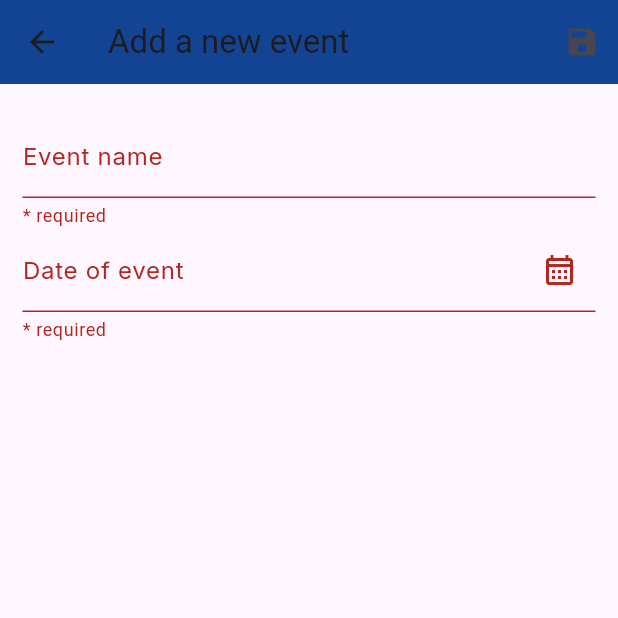
After one commit to taranjyotsingh1170/Divine-Circle-App, a Flutter app: the AddEventScreen screen opened by its route, after a tap on the "save" icon, on a phone screen of 412 x 824 dp, the top half of it. The commit adds this screen. Run offline on Flutter 3.47's test engine with Material 2 defaults, Android fonts, the phone set to English and light mode, and no system bars; our stand-ins replace carousel_slider, email_validator, flutter_pw_validator, google_fonts, image_cropper, image_picker and 2 more; missing offline and left inert: flutter_rounded_date_picker.

Commit message:
3rd commit

```diff
--- /dev/null
+++ b/lib/models/event.dart
@@ -0,0 +1,11 @@
+class Event{
+  String id;
+  String eventName;
+  String dateOfEvent;
+
+  Event({
+    required this.id,
+    required this.eventName,
+    required this.dateOfEvent,
+  });
+}
--- a/lib/providers/user.dart
+++ b/lib/models/user.dart
@@ -1,4 +1,3 @@
-//import 'package:flutter/material.dart';
 import 'dart:io';
 
 class User {
--- /dev/null
+++ b/lib/providers/events.dart
@@ -0,0 +1,71 @@
+import 'package:divine_circle/models/event.dart';
+import 'package:flutter/cupertino.dart';
+import 'package:intl/intl.dart';
+
+class Events with ChangeNotifier {
+  final List<Event> _eventList = [
+    Event(
+      id: '1',
+      eventName: 'A',
+      //dateOfEvent: DateTime.now(),
+      dateOfEvent: DateFormat('dd/MM/yyyy').format(DateTime.now()),
+    ),
+    Event(
+      id: '2',
+      eventName: 'B',
+      //dateOfEvent: DateTime.now(),
+      dateOfEvent: DateFormat('dd/MM/yyyy').format(DateTime.now()),
+    ),
+    Event(
+      id: '3',
+      eventName: 'C',
+      //dateOfEvent: DateTime.now(),
+      dateOfEvent: DateFormat('dd/MM/yyyy').format(DateTime.now()),
+    ),
+  ];
+
+  List<Event> get eventList {
+    return [..._eventList];
+  }
+
+  void addEvent(Event newEvent) {
+    _eventList.add(newEvent);
+    _eventList.sort(
+        ((event1, event2) => event1.dateOfEvent.compareTo(event2.dateOfEvent)));
+    notifyListeners();
+  }
+
+  // void sortEvents(Event newEvent) {
+  //   _eventList.sort(
+  //       ((event1, event2) => event1.dateOfEvent.compareTo(event2.dateOfEvent)));
+  // }
+
+  final Map<DateTime, List<Event>> _mySelectedEvents = {};
+
+  Map<DateTime, List<Event>> get mySelectedEvents {
+    return _mySelectedEvents;
+  }
+
+  void addEventinMySelectedEvents(DateTime selectedDay, Event newEvent) {
+    if (_mySelectedEvents[selectedDay] != null) {
+      _mySelectedEvents[selectedDay]!.add(newEvent);
+      // _eventList.add(newEvent);
+    } else {
+      _mySelectedEvents[selectedDay] = [newEvent];
+      // _eventList.add(newEvent);
+    }
+
+    notifyListeners();
+  }
+
+  // DateTime _date = DateTime.now();
+
+  // DateTime get date {
+  //   return _date;
+  // }
+
+  // List<Event> get getEventsFromDay {
+  //   return _mySelectedEvents[_date] ?? [];
+  //   //return event.mySelectedEvents[date] ?? [];
+  // }
+}
--- a/lib/providers/members.dart
+++ b/lib/providers/members.dart
@@ -4,7 +4,7 @@ import 'dart:io';
 
 import 'package:flutter/material.dart';
 
-import '../providers/user.dart';
+import '../models/user.dart';
 
 class Members with ChangeNotifier {
   final List<User> _membersList = [
--- /dev/null
+++ b/lib/screens/add_event_screen.dart
@@ -0,0 +1,158 @@
+import 'package:flutter/material.dart';
+import 'package:google_fonts/google_fonts.dart';
+import 'package:provider/provider.dart';
+import 'package:flutter_rounded_date_picker/flutter_rounded_date_picker.dart';
+import 'package:intl/intl.dart';
+
+import '../providers/events.dart';
+
+import '../models/event.dart';
+
+class AddEventScreen extends StatefulWidget {
+  const AddEventScreen({Key? key}) : super(key: key);
+
+  static const routeName = '/add-event-screen';
+
+  @override
+  State<AddEventScreen> createState() => _AddEventScreenState();
+}
+
+class _AddEventScreenState extends State<AddEventScreen> {
+  String _selectedDateString = '';
+  DateTime _selectedDate = DateTime.now();
+  var dateController = TextEditingController();
+
+  @override
+  Widget build(BuildContext context) {
+    final GlobalKey<FormState> _formKey = GlobalKey();
+    final _events = Provider.of<Events>(context);
+    final _newEvent = Event(
+      id: DateTime.now().toString(),
+      eventName: '',
+      //dateOfEvent: DateTime.now(),
+      dateOfEvent: '',
+    );
+
+    void _saveForm() {
+      final isValid = _formKey.currentState!.validate();
+      if (!isValid) {
+        return;
+      }
+
+      _formKey.currentState!.save();
+
+      _events.addEvent(_newEvent);
+      _events.addEventinMySelectedEvents(_selectedDate, _newEvent);
+
+      Navigator.of(context).pop();
+    }
+
+    return Scaffold(
+      appBar: AppBar(
+        title: const Text('Add a new event'),
+        elevation: 0,
+        actions: [
+          IconButton(
+            onPressed: _saveForm,
+            icon: const Icon(Icons.save),
+          ),
+        ],
+      ),
+      body: Padding(
+        padding: const EdgeInsets.symmetric(horizontal: 15, vertical: 20),
+        child: Form(
+          key: _formKey,
+          child: Column(
+            children: [
+              TextFormField(
+                autovalidateMode: AutovalidateMode.onUserInteraction,
+                decoration: InputDecoration(
+                  label: Text('Event name',
+                      style: GoogleFonts.inter(fontWeight: FontWeight.w400)),
+                ),
+                textCapitalization: TextCapitalization.sentences,
+                keyboardType: TextInputType.name,
+                textInputAction: TextInputAction.next,
+                validator: (value) {
+                  if (value!.isEmpty) {
+                    return '* required';
+                  }
+                  return null;
+                },
+                onSaved: (eventName) {
+                  _newEvent.eventName = eventName!;
+                },
+              ),
+              TextFormField(
+                controller: dateController,
+                autovalidateMode: AutovalidateMode.onUserInteraction,
+                decoration: InputDecoration(
+                  hintText: 'DD/MM/YYYY',
+                  label: Text('Date of event',
+                      style: GoogleFonts.inter(fontWeight: FontWeight.w400)),
+                  suffixIcon: IconButton(
+                    onPressed: () {
+                      showRoundedDatePicker(
+                        theme: ThemeData(
+                            primaryColor: Theme.of(context).primaryColor),
+                        context: context,
+                        initialDate: DateTime.now(),
+                        firstDate: DateTime(1947),
+                        lastDate: DateTime(2050),
+                        styleDatePicker: MaterialRoundedDatePickerStyle(
+                          paddingDatePicker: const EdgeInsets.only(top: 0),
+                          paddingMonthHeader:
+                              const EdgeInsets.symmetric(vertical: 8),
+                          decorationDateSelected: BoxDecoration(
+                            color: Theme.of(context).primaryColor,
+                            shape: BoxShape.circle,
+                          ),
+                          textStyleButtonPositive:
+                              TextStyle(color: Theme.of(context).primaryColor),
+                          textStyleButtonNegative:
+                              TextStyle(color: Theme.of(context).primaryColor),
+                        ),
+                      ).then((pickedDate) {
+                        if (pickedDate == null) {
+                          return;
+                        }
+
+                        setState(() {
+                          _selectedDateString =
+                              DateFormat('dd/MM/yyyy').format(pickedDate);
+                          dateController =
+                              TextEditingController(text: _selectedDateString);
+                          _selectedDate = pickedDate;
+                        });
+                      });
+                    },
+                    icon: const Icon(
+                      Icons.calendar_month_outlined,
+                    ),
+                  ),
+                ),
+                textCapitalization: TextCapitalization.sentences,
+                keyboardType: TextInputType.text,
+                textInputAction: TextInputAction.done,
+                validator: (value) {
+                  if (value!.isEmpty) {
+                    return '* required';
+                  }
+
+                  if (!value.contains('/')) {
+                    return '* Enter date in correct format';
+                  }
+
+                  return null;
+                },
+                onSaved: (eventDate) {
+                  _newEvent.dateOfEvent = _selectedDateString;
+                },
+              ),
+            ],
+          ),
+        ),
+      ),
+    );
+  }
+}
--- a/lib/screens/edit_wall_of_fame_screen.dart
+++ b/lib/screens/edit_wall_of_fame_screen.dart
@@ -10,7 +10,7 @@ import 'package:image_cropper/image_cropper.dart';
 import 'package:image_picker/image_picker.dart';
 import 'package:provider/provider.dart';
 
-import '../providers/user.dart';
+import '../models/user.dart';
 // import 'package:path_provider/path_provider.dart' as syspaths;
 // import 'package:path/path.dart' as path;
 
@@ -137,7 +137,7 @@ class _EditWallOfFameScreenState extends State<EditWallOfFameScreen> {
                 const SizedBox(width: 20),
                 Expanded(
                   child: Column(
-                   // mainAxisAlignment: MainAxisAlignment.end,
+                    // mainAxisAlignment: MainAxisAlignment.end,
                     children: [
                       CircleAvatar(
                         radius: 30,
@@ -280,7 +280,6 @@ class _EditWallOfFameScreenState extends State<EditWallOfFameScreen> {
           ),
         ),
       ),
-      //bottomSheet:
     );
   }
 }
```
Also changed, not shown: lib/main.dart (+22 -2 lines), lib/screens/event_calendar_screen.dart (added, +219 -0 lines), lib/screens/home_screen.dart (+25 -5 lines), lib/screens/login_screen.dart (+4 -3 lines), lib/screens/profile_screen.dart (added, +19 -0 lines), lib/screens/tabs_screen.dart (added, +125 -0 lines), lib/screens/wall_of_fame_screen.dart (+9 -7 lines), lib/widgets/app_drawer.dart (+13 -1 lines), pubspec.yaml (+5 -2 lines), pubspec.lock.
